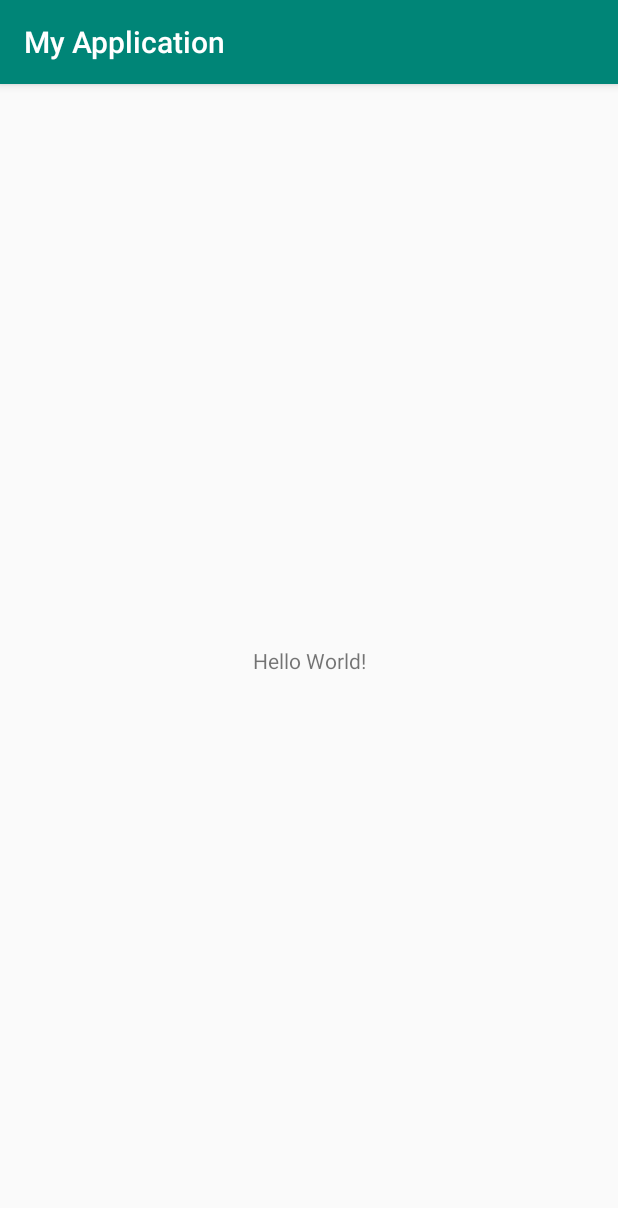
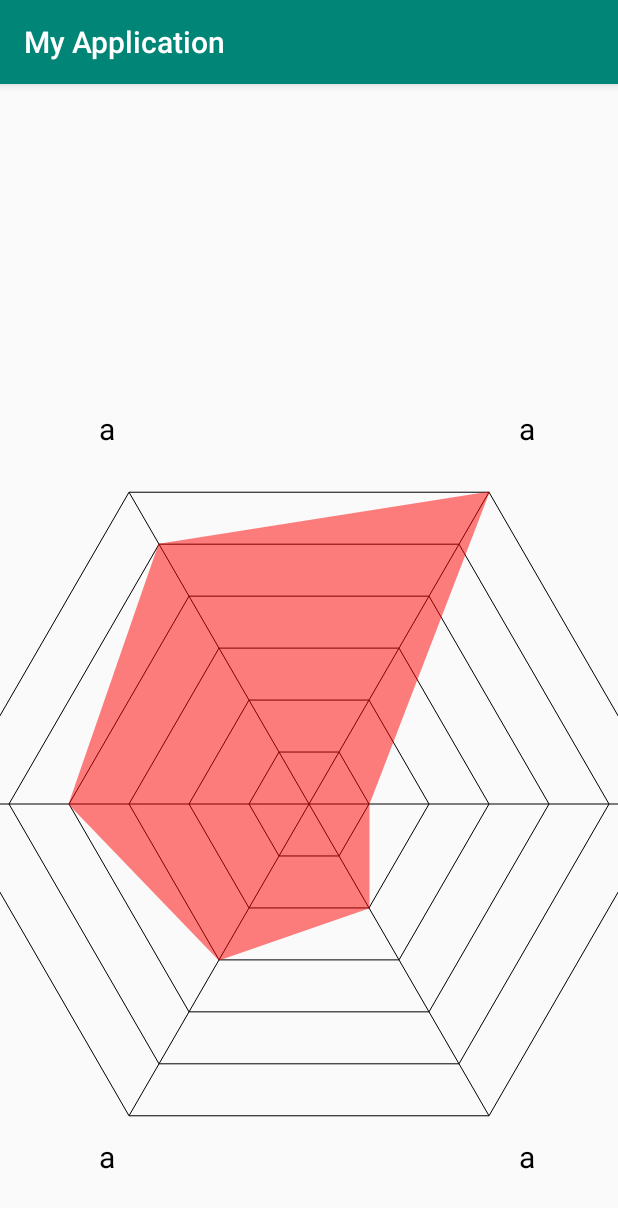
Before and after one commit to macy7/DefineViewStudy, an Android app: the screen it shows after launch (MainActivity), on a phone screen of 412 x 824 dp. Shown: the top 1208 px of the screen. Run offline under Robolectric (Android 15) with nearby library versions, the light colour scheme and no system bars.

Commit message:
add spider view

```diff
--- a/app/src/main/java/com/mcy/define/customview/SpiderView.java
+++ b/app/src/main/java/com/mcy/define/customview/SpiderView.java
@@ -1,31 +1,129 @@
 package com.mcy.define.customview;
 
 import android.content.Context;
+import android.graphics.Canvas;
+import android.graphics.Color;
+import android.graphics.Paint;
+import android.graphics.Path;
 import android.util.AttributeSet;
+import android.util.DisplayMetrics;
 import android.view.View;
+import android.view.WindowManager;
+
+import androidx.annotation.Nullable;
 
 /**
- * @ProjectName: DefineStudyDemo
- * @Package: com.mcy.define.customview
- * @ClassName: SpiderView
+ * @ProjectName: GpsHook
+ * @Package: com.markypq.gpshook
+ * @ClassName: SpiderVIew
  * @Description: java类作用描述
  * @Author: macy
- * @CreateDate: 2019/9/4 11:23
+ * @CreateDate: 2019/9/2 14:57
  * @UpdateUser: 更新者
- * @UpdateDate: 2019/9/4 11:23
+ * @UpdateDate: 2019/9/2 14:57
  * @UpdateRemark: 更新说明
  * @Version: 1.0
  */
 public class SpiderView extends View {
+    Paint mPaint;
+    private int TOTAL_COUNT = 6;
+    private int radius = 360;
+    private int perRadius;
+    int centerX, centerY;
+    private Context mContext;
+    private Path mPath;
+    private float[] mData = new float[]{1, 2, 3, 4, 5, 6};
+
     public SpiderView(Context context) {
         super(context);
+        mContext = context;
+        init();
     }
 
-    public SpiderView(Context context, AttributeSet attrs) {
+    public SpiderView(Context context, @Nullable AttributeSet attrs) {
         super(context, attrs);
+        mContext = context;
+        init();
     }
 
-    public SpiderView(Context context, AttributeSet attrs, int defStyleAttr) {
+    public SpiderView(Context context, @Nullable AttributeSet attrs, int defStyleAttr) {
         super(context, attrs, defStyleAttr);
+        mContext = context;
+        init();
     }
+
+    private void init() {
+        mPaint = new Paint();
+        mPaint.setColor(Color.BLACK);
+        mPaint.setStyle(Paint.Style.STROKE);
+        mPaint.setStrokeWidth(1);
+        mPaint.setAntiAlias(true);
+        centerX = getScreenWidth() / 2;
+        centerY = 720;
+        perRadius = radius / 6;
+        mPath = new Path();
+    }
+
+    private int getScreenWidth() {
+        WindowManager manager = (WindowManager) mContext.getSystemService(Context.WINDOW_SERVICE);
+        DisplayMetrics outMetrics = new DisplayMetrics();
+        if (manager != null)
+            manager.getDefaultDisplay().getMetrics(outMetrics);
+        int width = outMetrics.widthPixels;
+        int height = outMetrics.heightPixels;
+        return width;
+    }
+
+    @Override
+    protected void onDraw(Canvas canvas) {
+        drawSpiderView(canvas);
+        drawDataPath(canvas);
+    }
+
+    private void drawSpiderView(Canvas canvas) {
+        for (int i = 1; i <= TOTAL_COUNT; i++) {
+            mPath.reset();
+            for (int j = 0; j < TOTAL_COUNT; j++) {
+                float pointX = (float) (centerX + perRadius * i * Math.cos(Math.PI / 3 * j));
+                float pointY = (float) (centerY + perRadius * i * Math.sin(Math.PI / 3 * j));
+                if (j == 0) {
+                    mPath.moveTo(pointX, pointY);
+                } else {
+                    mPath.lineTo(pointX, pointY);
+                }
+                if (i == TOTAL_COUNT) {
+                    canvas.drawLine(centerX, centerY, pointX, pointY, mPaint);
+                    pointX = (float) (centerX + (perRadius * i + 60) * Math.cos(Math.PI / 3 * j));
+                    pointY = (float) (centerY + (perRadius * i + 60) * Math.sin(Math.PI / 3 * j));
+                    mPaint.setTextSize(30);
+                    mPaint.setStyle(Paint.Style.FILL);
+                    canvas.drawText("a", pointX, pointY, mPaint);
+
+                }
+            }
+            mPath.close();
+            mPaint.setColor(Color.BLACK);
+            mPaint.setStyle(Paint.Style.STROKE);
+            canvas.drawPath(mPath, mPaint);
+        }
+    }
+
+    private void drawDataPath(Canvas canvas) {
+        mPath.reset();
+        for (int i = 0; i < mData.length; i++) {
+            float dataX = (float) (centerX + mData[i] / TOTAL_COUNT * radius * Math.cos(Math.PI / 3 * i));
+            float dataY = (float) (centerY + mData[i] / TOTAL_COUNT * radius * Math.sin(Math.PI / 3 * i));
+            if (i == 0) {
+                mPath.moveTo(dataX, dataY);
+            } else {
+                mPath.lineTo(dataX, dataY);
+            }
+        }
+        mPath.close();
+        mPaint.setColor(Color.RED);
+        mPaint.setAlpha(128);
+        mPaint.setStyle(Paint.Style.FILL_AND_STROKE);
+        canvas.drawPath(mPath, mPaint);
+    }
+
 }
--- a/app/src/main/res/layout/activity_main.xml
+++ b/app/src/main/res/layout/activity_main.xml
@@ -4,15 +4,11 @@
     xmlns:tools="http://schemas.android.com/tools"
     android:layout_width="match_parent"
     android:layout_height="match_parent"
-    tools:context=".MainActivity">
+    tools:context=".MainActivity"
+    android:layout_gravity="center">
 
-    <TextView
-        android:layout_width="wrap_content"
-        android:layout_height="wrap_content"
-        android:text="Hello World!"
-        app:layout_constraintBottom_toBottomOf="parent"
-        app:layout_constraintLeft_toLeftOf="parent"
-        app:layout_constraintRight_toRightOf="parent"
-        app:layout_constraintTop_toTopOf="parent" />
+    <com.mcy.define.customview.SpiderView
+        android:layout_width="match_parent"
+        android:layout_height="match_parent" />
 
 </androidx.constraintlayout.widget.ConstraintLayout>
```
